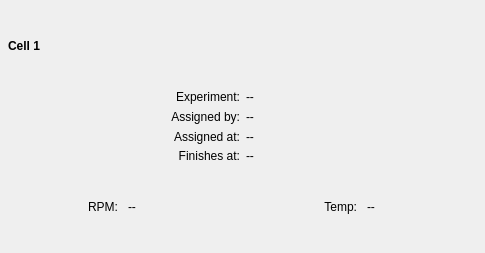
Before: the Qt Designer form reactorgui/uiCellOverviewWidget.ui in daharkan/ModularReactionPackage, drawn with Qt 5.
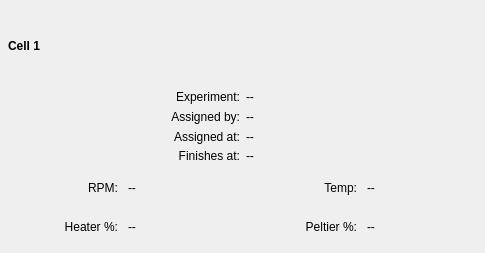
After: the same form once the commit is applied.

What changed in the file:
```diff
--- a/reactorgui/uiCellOverviewWidget.ui
+++ b/reactorgui/uiCellOverviewWidget.ui
@@ -202,6 +202,40 @@
        </property>
       </widget>
      </item>
+     <item row="1" column="0">
+      <widget class="QLabel" name="heaterDutyLabel">
+       <property name="text">
+        <string>Heater %:</string>
+       </property>
+       <property name="alignment">
+        <set>Qt::AlignRight|Qt::AlignTrailing|Qt::AlignVCenter</set>
+       </property>
+      </widget>
+     </item>
+     <item row="1" column="1">
+      <widget class="QLabel" name="heaterDutyValueLabel">
+       <property name="text">
+        <string>--</string>
+       </property>
+      </widget>
+     </item>
+     <item row="1" column="2">
+      <widget class="QLabel" name="peltierDutyLabel">
+       <property name="text">
+        <string>Peltier %:</string>
+       </property>
+       <property name="alignment">
+        <set>Qt::AlignRight|Qt::AlignTrailing|Qt::AlignVCenter</set>
+       </property>
+      </widget>
+     </item>
+     <item row="1" column="3">
+      <widget class="QLabel" name="peltierDutyValueLabel">
+       <property name="text">
+        <string>--</string>
+       </property>
+      </widget>
+     </item>
     </layout>
    </item>
   </layout>
```
